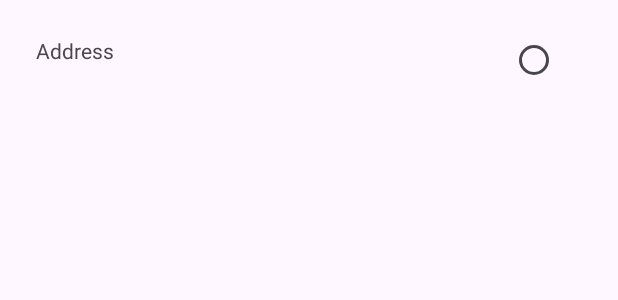
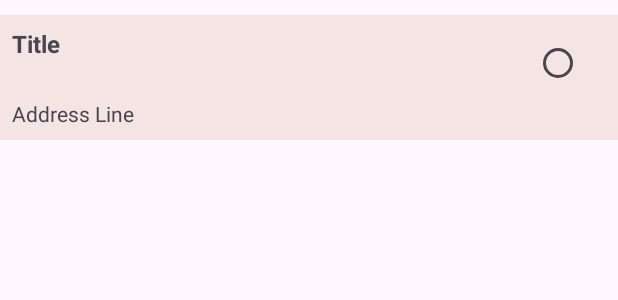
Before and after one commit to soumikpaul006/ECart, an Android app: the layout item_address.xml on its own in the app's theme, with its tools: preview values and no code run, on a phone screen of 412 x 824 dp. Shown: the top 300 px of the screen. Run offline under Robolectric (Android 15) with nearby library versions, the phone set to English and light mode, and no system bars.

Commit message:
Added the address feature using API

```diff
--- a/app/src/main/java/com/example/loginregisterretrofit/view/FragmentA.kt
+++ b/app/src/main/java/com/example/loginregisterretrofit/view/FragmentA.kt
@@ -37,7 +37,7 @@ class FragmentA : Fragment() {
         // Initialize view binding
         binding = FragmentABinding.inflate(inflater, container, false)
 
-        // Initialize CartViewModel with activity-scoped ViewModelProvider
+
         cartViewModel = ViewModelProvider(requireActivity())[CartViewModel::class.java]
 
 
--- a/app/src/main/java/com/example/loginregisterretrofit/view/PaymentFragment.kt
+++ b/app/src/main/java/com/example/loginregisterretrofit/view/PaymentFragment.kt
@@ -10,7 +10,6 @@ import com.example.loginregisterretrofit.R
 
 class PaymentFragment : Fragment() {
 
-
     override fun onCreateView(
         inflater: LayoutInflater, container: ViewGroup?,
         savedInstanceState: Bundle?
--- a/app/src/main/res/layout/item_address.xml
+++ b/app/src/main/res/layout/item_address.xml
@@ -1,28 +1,36 @@
-<?xml version="1.0" encoding="utf-8"?>
-<androidx.constraintlayout.widget.ConstraintLayout xmlns:android="http://schemas.android.com/apk/res/android"
-    xmlns:app="http://schemas.android.com/apk/res-auto"
+<LinearLayout xmlns:android="http://schemas.android.com/apk/res/android"
     android:layout_width="match_parent"
     android:layout_height="wrap_content"
-    android:padding="16dp">
+    android:orientation="vertical"
+    android:background="#F4E4E4"
+    android:layout_marginTop="10dp"
+    android:padding="8dp">
 
+    <LinearLayout
+        android:layout_width="match_parent"
+        android:layout_height="wrap_content"
+        android:orientation="horizontal">
 
-    <RadioButton
-        android:id="@+id/radioButton"
-        android:layout_width="wrap_content"
-        android:layout_height="wrap_content"
-        android:layout_marginEnd="8dp"
-        app:layout_constraintTop_toTopOf="parent"
-        app:layout_constraintEnd_toEndOf="parent" />
+        <TextView
+            android:id="@+id/tvTitle"
+            android:layout_width="wrap_content"
+            android:layout_height="wrap_content"
+            android:text="Title"
+            android:textStyle="bold"
+            android:textSize="16sp"
+            android:layout_weight="1"/>
 
+        <RadioButton
+            android:id="@+id/radioButton"
+            android:layout_width="wrap_content"
+            android:layout_height="wrap_content"
+            android:layout_gravity="end"/>
+    </LinearLayout>
 
     <TextView
         android:id="@+id/tvAddress"
-        android:layout_width="0dp"
+        android:layout_width="wrap_content"
         android:layout_height="wrap_content"
-        android:text="Address"
-        app:layout_constraintStart_toStartOf="parent"
-        app:layout_constraintTop_toTopOf="parent"
-        app:layout_constraintEnd_toStartOf="@id/radioButton"
-        android:padding="8dp" />
+        android:text="Address Line" />
 
-</androidx.constraintlayout.widget.ConstraintLayout>
+</LinearLayout>
```
Also changed, not shown: app/src/main/java/com/example/loginregisterretrofit/AddressAdapter.kt (+7 -17 lines), app/src/main/java/com/example/loginregisterretrofit/model/datalayer/AddAddressRequest.kt (added, +18 -0 lines), app/src/main/java/com/example/loginregisterretrofit/model/datalayer/AddAddressResponse.kt (added, +13 -0 lines), app/src/main/java/com/example/loginregisterretrofit/model/datalayer/Addresse.kt (added, +16 -0 lines), app/src/main/java/com/example/loginregisterretrofit/model/datalayer/GetUserAddressResponse.kt (added, +15 -0 lines), app/src/main/java/com/example/loginregisterretrofit/model/networklayer/ApiService.kt (+38 -0 lines), app/src/main/java/com/example/loginregisterretrofit/view/DeliveryFragment.kt (+35 -18 lines), app/src/main/java/com/example/loginregisterretrofit/viewmodel/AddressViewModel.kt (+54 -12 lines), app/src/main/res/layout/dialog_add_address.xml (+4 -20 lines).
